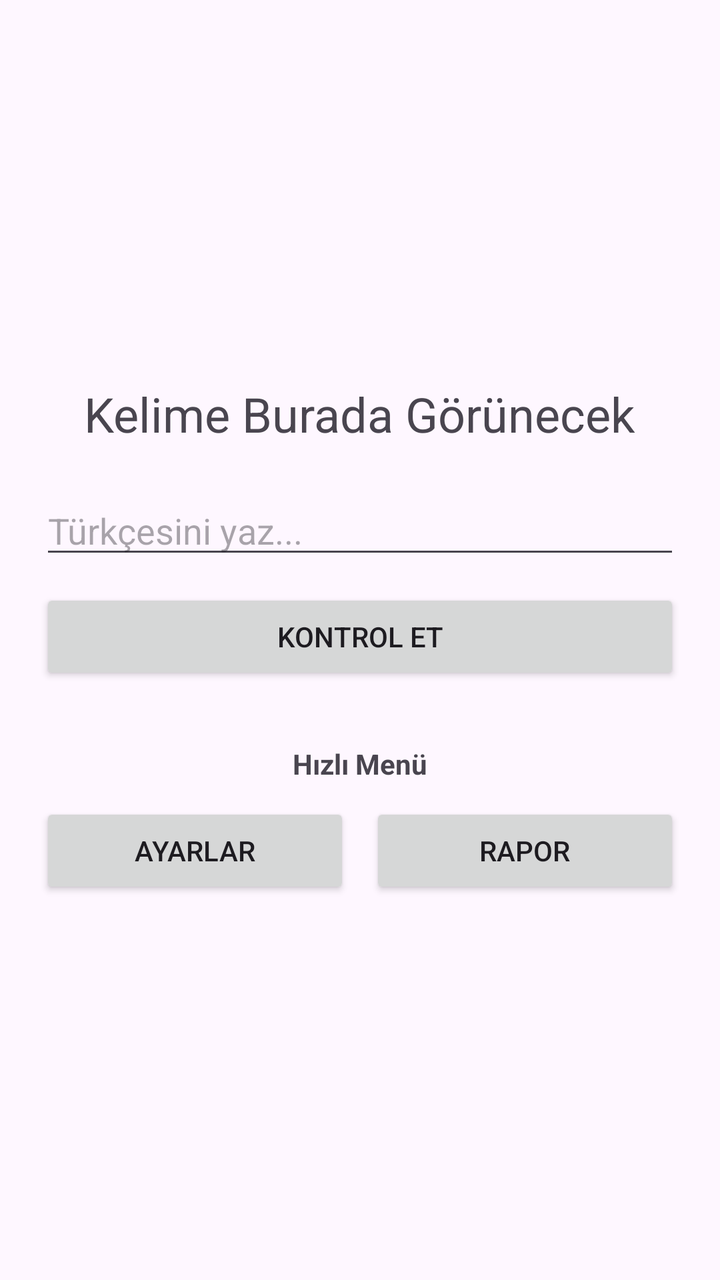
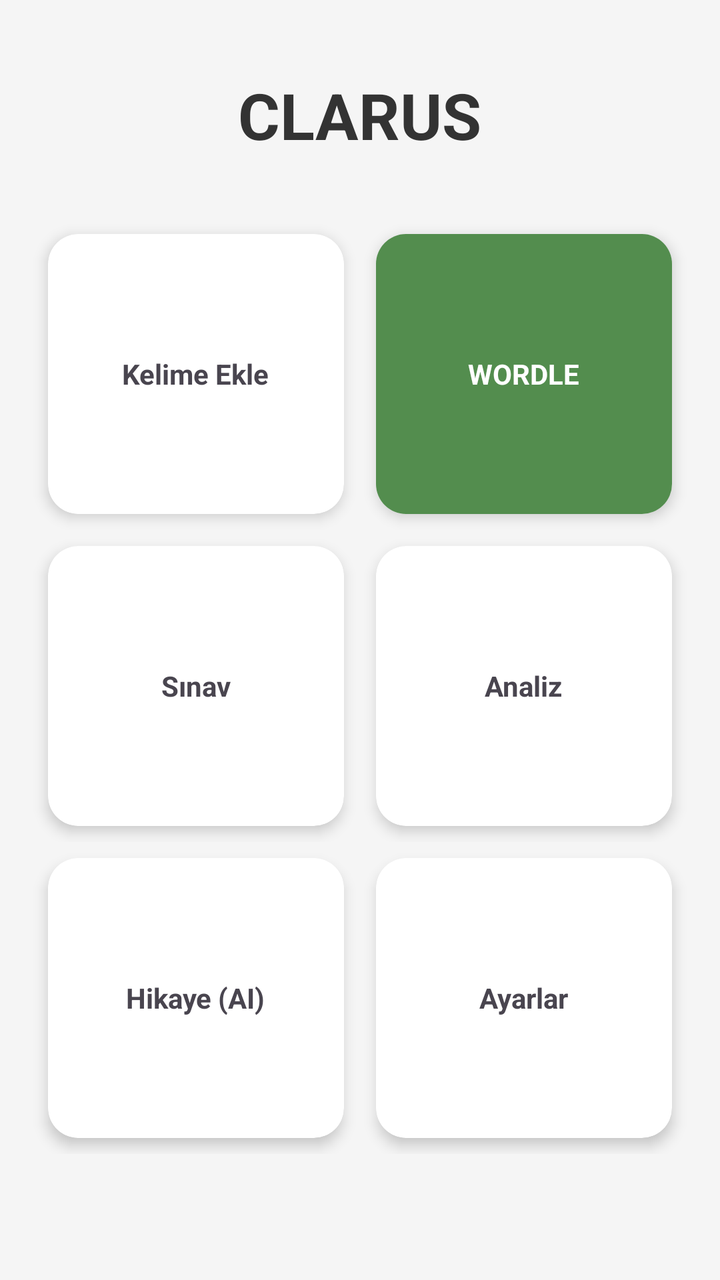

An Android layout rendered at two revisions. The XML below is the earlier revision; the diff shows what the commit changed to produce the second picture.
<!-- AndroidManifest.xml: application theme Theme.Clarus -->
<!-- res/layout/activity_main.xml -->
<?xml version="1.0" encoding="utf-8"?>
<LinearLayout xmlns:android="http://schemas.android.com/apk/res/android"
    android:layout_width="match_parent"
    android:layout_height="match_parent"
    android:orientation="vertical"
    android:gravity="center"
    android:padding="20dp">

    
    <TextView
        android:id="@+id/tvSoru"
        android:layout_width="wrap_content"
        android:layout_height="wrap_content"
        android:text="Kelime Burada Görünecek"
        android:textSize="24sp"
        android:layout_marginBottom="20dp" />

    <EditText
        android:id="@+id/etCevap"
        android:layout_width="match_parent"
        android:layout_height="wrap_content"
        android:hint="Türkçesini yaz..."
        android:layout_marginBottom="10dp" />

    <Button
        android:id="@+id/btnOnayla"
        android:layout_width="match_parent"
        android:layout_height="wrap_content"
        android:text="Kontrol Et"
        android:layout_marginBottom="30dp" />

    
    <TextView
        android:layout_width="wrap_content"
        android:layout_height="wrap_content"
        android:text="Hızlı Menü"
        android:textStyle="bold"
        android:layout_marginBottom="10dp"/>

    <LinearLayout
        android:layout_width="match_parent"
        android:layout_height="wrap_content"
        android:orientation="horizontal"
        android:weightSum="2">

        
        <Button
            android:id="@+id/btnAyarlar"
            android:layout_width="0dp"
            android:layout_height="wrap_content"
            android:layout_weight="1"
            android:layout_marginEnd="5dp"
            android:text="Ayarlar" />

        <Button
            android:id="@+id/btnRapor"
            android:layout_width="0dp"
            android:layout_height="wrap_content"
            android:layout_weight="1"
            android:layout_marginStart="5dp"
            android:text="Rapor" />
    </LinearLayout>

</LinearLayout>
<!-- resources referenced by this layout -->
<resources>
  <style name="Theme.Clarus" parent="Base.Theme.Clarus" />
  <style name="Base.Theme.Clarus" parent="Theme.Material3.DayNight.NoActionBar">
          <item name="colorPrimary">@color/visne_detay</item>
          <item name="android:statusBarColor">@color/arka_plan_pudra</item>
      </style>
  <color name="visne_detay">#A62B4B</color>
  <color name="arka_plan_pudra">#FDEFF2</color>
</resources>

<!-- the commit's change to res/layout/activity_main.xml (unified diff, before → after) -->
@@ -1,64 +1,178 @@
 <?xml version="1.0" encoding="utf-8"?>
-<LinearLayout xmlns:android="http://schemas.android.com/apk/res/android"
+<ScrollView xmlns:android="http://schemas.android.com/apk/res/android"
+    xmlns:app="http://schemas.android.com/apk/res-auto"
     android:layout_width="match_parent"
     android:layout_height="match_parent"
-    android:orientation="vertical"
-    android:gravity="center"
-    android:padding="20dp">
-
-    
-    <TextView
-        android:id="@+id/tvSoru"
-        android:layout_width="wrap_content"
-        android:layout_height="wrap_content"
-        android:text="Kelime Burada Görünecek"
-        android:textSize="24sp"
-        android:layout_marginBottom="20dp" />
-
-    <EditText
-        android:id="@+id/etCevap"
-        android:layout_width="match_parent"
-        android:layout_height="wrap_content"
-        android:hint="Türkçesini yaz..."
-        android:layout_marginBottom="10dp" />
-
-    <Button
-        android:id="@+id/btnOnayla"
-        android:layout_width="match_parent"
-        android:layout_height="wrap_content"
-        android:text="Kontrol Et"
-        android:layout_marginBottom="30dp" />
-
-    
-    <TextView
-        android:layout_width="wrap_content"
-        android:layout_height="wrap_content"
-        android:text="Hızlı Menü"
-        android:textStyle="bold"
-        android:layout_marginBottom="10dp"/>
+    android:background="#F5F5F5">
 
     <LinearLayout
         android:layout_width="match_parent"
         android:layout_height="wrap_content"
-        android:orientation="horizontal"
-        android:weightSum="2">
+        android:orientation="vertical"
+        android:padding="16dp">
+
+        <TextView
+            android:layout_width="wrap_content"
+            android:layout_height="wrap_content"
+            android:text="CLARUS"
+            android:textSize="32sp"
+            android:textStyle="bold"
+            android:textColor="#333333"
+            android:layout_gravity="center"
+            android:layout_marginTop="20dp"
+            android:layout_marginBottom="30dp"/>
 
         
-        <Button
-            android:id="@+id/btnAyarlar"
-            android:layout_width="0dp"
+        <LinearLayout
+            android:layout_width="match_parent"
             android:layout_height="wrap_content"
-            android:layout_weight="1"
-            android:layout_marginEnd="5dp"
-            android:text="Ayarlar" />
+            android:orientation="horizontal"
+            android:weightSum="2">
 
-        <Button
-            android:id="@+id/btnRapor"
-            android:layout_width="0dp"
+            <androidx.cardview.widget.CardView
+                android:id="@+id/card_kelime_ekle"
+                android:layout_width="0dp"
+                android:layout_height="140dp"
+                android:layout_weight="1"
+                app:cardCornerRadius="15dp"
+                app:cardElevation="4dp"
+                android:layout_margin="8dp">
+                <LinearLayout
+                    android:layout_width="match_parent"
+                    android:layout_height="match_parent"
+                    android:gravity="center"
+                    android:orientation="vertical">
+                    <TextView
+                        android:layout_width="wrap_content"
+                        android:layout_height="wrap_content"
+                        android:text="Kelime Ekle"
+                        android:textStyle="bold"/>
+                </LinearLayout>
+            </androidx.cardview.widget.CardView>
+
+            <androidx.cardview.widget.CardView
+                android:id="@+id/card_wordle"
+                android:layout_width="0dp"
+                android:layout_height="140dp"
+                android:layout_weight="1"
+                app:cardCornerRadius="15dp"
+                app:cardElevation="4dp"
+                android:layout_margin="8dp">
+                <LinearLayout
+                    android:layout_width="match_parent"
+                    android:layout_height="match_parent"
+                    android:gravity="center"
+                    android:background="#538D4E"
+                    android:orientation="vertical">
+                    <TextView
+                        android:layout_width="wrap_content"
+                        android:layout_height="wrap_content"
+                        android:text="WORDLE"
+                        android:textColor="#FFFFFF"
+                        android:textStyle="bold"/>
+                </LinearLayout>
+            </androidx.cardview.widget.CardView>
+        </LinearLayout>
+
+        
+        <LinearLayout
+            android:layout_width="match_parent"
             android:layout_height="wrap_content"
-            android:layout_weight="1"
-            android:layout_marginStart="5dp"
-            android:text="Rapor" />
+            android:orientation="horizontal"
+            android:weightSum="2">
+
+            <androidx.cardview.widget.CardView
+                android:id="@+id/card_sinav"
+                android:layout_width="0dp"
+                android:layout_height="140dp"
+                android:layout_weight="1"
+                app:cardCornerRadius="15dp"
+                app:cardElevation="4dp"
+                android:layout_margin="8dp">
+                <LinearLayout
+                    android:layout_width="match_parent"
+                    android:layout_height="match_parent"
+                    android:gravity="center"
+                    android:orientation="vertical">
+                    <TextView
+                        android:layout_width="wrap_content"
+                        android:layout_height="wrap_content"
+                        android:text="Sınav"
+                        android:textStyle="bold"/>
+                </LinearLayout>
+            </androidx.cardview.widget.CardView>
+
+            <androidx.cardview.widget.CardView
+                android:id="@+id/card_analiz"
+                android:layout_width="0dp"
+                android:layout_height="140dp"
+                android:layout_weight="1"
+                app:cardCornerRadius="15dp"
+                app:cardElevation="4dp"
+                android:layout_margin="8dp">
+                <LinearLayout
+                    android:layout_width="match_parent"
+                    android:layout_height="match_parent"
+                    android:gravity="center"
+                    android:orientation="vertical">
+                    <TextView
+                        android:layout_width="wrap_content"
+                        android:layout_height="wrap_content"
+                        android:text="Analiz"
+                        android:textStyle="bold"/>
+                </LinearLayout>
+            </androidx.cardview.widget.CardView>
+        </LinearLayout>
+
+        
+        <LinearLayout
+            android:layout_width="match_parent"
+            android:layout_height="wrap_content"
+            android:orientation="horizontal"
+            android:weightSum="2">
+
+            <androidx.cardview.widget.CardView
+                android:id="@+id/card_llm"
+                android:layout_width="0dp"
+                android:layout_height="140dp"
+                android:layout_weight="1"
+                app:cardCornerRadius="15dp"
+                app:cardElevation="4dp"
+                android:layout_margin="8dp">
+                <LinearLayout
+                    android:layout_width="match_parent"
+                    android:layout_height="match_parent"
+                    android:gravity="center"
+                    android:orientation="vertical">
+                    <TextView
+                        android:layout_width="wrap_content"
+                        android:layout_height="wrap_content"
+                        android:text="Hikaye (AI)"
+                        android:textStyle="bold"/>
+                </LinearLayout>
+            </androidx.cardview.widget.CardView>
+
+            <androidx.cardview.widget.CardView
+                android:id="@+id/card_ayarlar"
+                android:layout_width="0dp"
+                android:layout_height="140dp"
+                android:layout_weight="1"
+                app:cardCornerRadius="15dp"
+                app:cardElevation="4dp"
+                android:layout_margin="8dp">
+                <LinearLayout
+                    android:layout_width="match_parent"
+                    android:layout_height="match_parent"
+                    android:gravity="center"
+                    android:orientation="vertical">
+                    <TextView
+                        android:layout_width="wrap_content"
+                        android:layout_height="wrap_content"
+                        android:text="Ayarlar"
+                        android:textStyle="bold"/>
+                </LinearLayout>
+            </androidx.cardview.widget.CardView>
+        </LinearLayout>
+
     </LinearLayout>
-
-</LinearLayout>
+</ScrollView>
